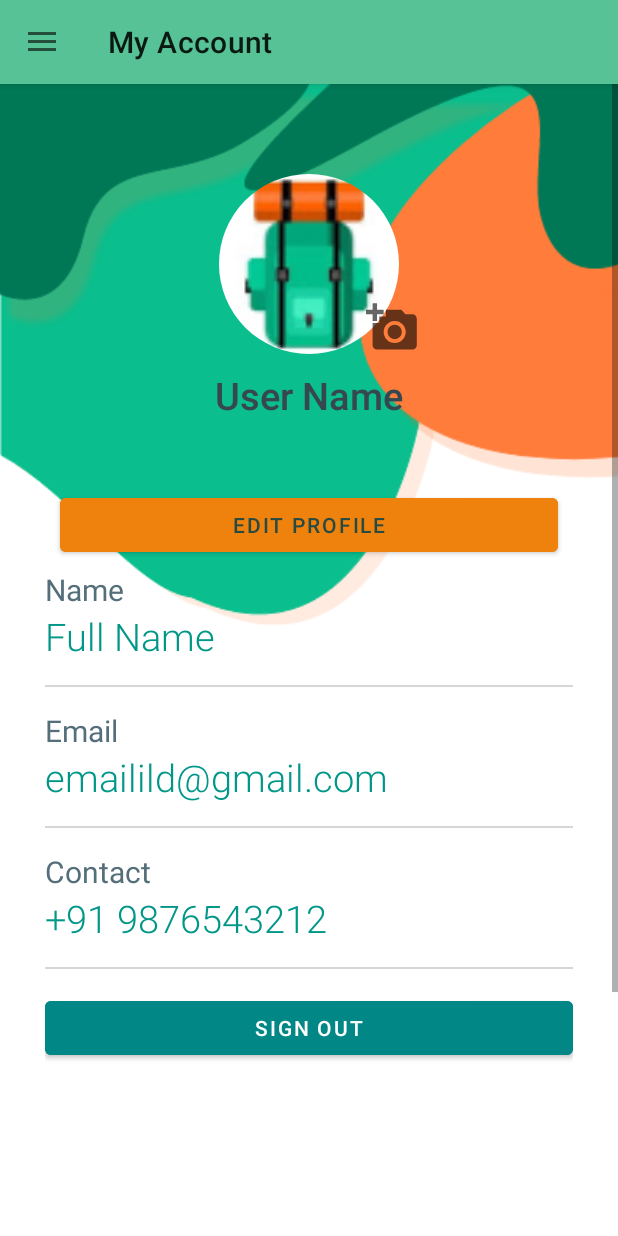
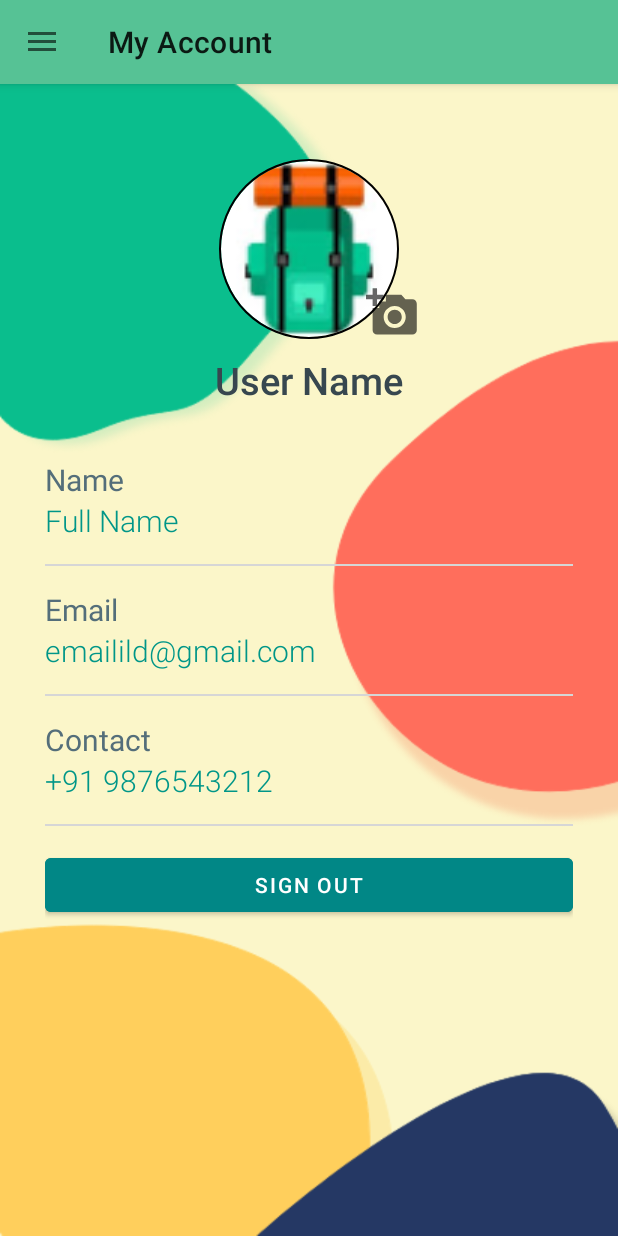
Before and after one commit to Pbb-app/Pbb-Intern, an Android app: the screen it shows after launch once a user with an empty profile is signed in (HomeActivity), in the side drawer, after a tap on "My Account", on a phone screen of 412 x 824 dp. Run offline under Robolectric (Android 15) with nearby library versions, the phone set to English and light mode, and no system bars; our stand-ins replace CircleImageView, Firebase (no records; nobody signed in at launch, a user with empty details on screens opened directly), Picasso; pictures from the network do not load; 12 statements that could not run were skipped.

Commit message:
fragment my account updated

```diff
--- a/app/src/main/res/layout/fragment_my_account.xml
+++ b/app/src/main/res/layout/fragment_my_account.xml
@@ -1,23 +1,11 @@
 <?xml version="1.0" encoding="utf-8"?>
-<ScrollView
-    xmlns:android="http://schemas.android.com/apk/res/android"
-    android:layout_width="match_parent"
-    android:layout_height="match_parent"
-    android:background="@drawable/layoutbg"
-    xmlns:app="http://schemas.android.com/apk/res-auto"
-    android:fillViewport="false">
-    <LinearLayout
-        android:orientation="vertical"
-        android:layout_width="match_parent"
-        android:layout_height="wrap_content">
-
-
 <RelativeLayout xmlns:android="http://schemas.android.com/apk/res/android"
     xmlns:tools="http://schemas.android.com/tools"
     android:layout_width="match_parent"
     android:layout_height="match_parent"
-    android:background="@drawable/layoutbg"
+    android:background="@drawable/canclebooking_background"
     xmlns:app="http://schemas.android.com/apk/res-auto">
+
 
     <RelativeLayout
         android:id="@+id/rellay"
@@ -36,12 +24,11 @@
                 android:layout_width="120dp"
                 android:layout_height="120dp"
                 android:layout_centerHorizontal="true"
-                android:layout_marginTop="50dp"
+                android:layout_marginTop="40dp"
                 android:src="@drawable/logo"
+                app:civ_border_width="1dp"
                 android:layout_marginLeft="30dp"
                 />
-
-                android:src="@drawable/userrlogo"/>
 
             <ImageView
                 android:layout_width="wrap_content"
@@ -91,17 +78,7 @@
             android:layout_marginRight="30dp"
             android:orientation="vertical">
 
-        <Button
-            android:id="@+id/btnEditprofile"
-            android:layout_width="match_parent"
-            android:layout_height="wrap_content"
-            android:layout_gravity="center"
-            android:layout_marginLeft="10dp"
-            android:textColor="@color/darkgreen"
-            android:layout_marginRight="10dp"
-            android:layout_marginTop="15dp"
-            android:backgroundTint="@color/apricot"
-            android:text="Edit Profile" />
+
             <LinearLayout
                 android:layout_width="match_parent"
                 android:layout_height="wrap_content"
@@ -109,6 +86,7 @@
                 android:orientation="vertical">
 
                 <TextView
+                    android:id="@+id/tvName"
                     android:layout_width="wrap_content"
                     android:layout_height="wrap_content"
                     android:text="Name"
@@ -116,10 +94,11 @@
                     android:textColor="@color/blue_grey_600"/>
 
                 <TextView
+                    android:id="@+id/fullname"
                     android:layout_width="wrap_content"
                     android:layout_height="wrap_content"
                     android:text="Full Name"
-                    android:textSize="25dp"
+                    android:textSize="20dp"
                     android:fontFamily="sans-serif-light"
                     android:textColor="#009688"/>
 
@@ -140,6 +119,7 @@
                 android:orientation="vertical">
 
                 <TextView
+                    android:id="@+id/tvEmailid"
                     android:layout_width="wrap_content"
                     android:layout_height="wrap_content"
                     android:text="Email"
@@ -147,10 +127,11 @@
                     android:textColor="@color/blue_grey_600"/>
 
                 <TextView
+                    android:id="@+id/tvyouremail"
                     android:layout_width="wrap_content"
                     android:layout_height="wrap_content"
                     android:text="emailild@gmail.com"
-                    android:textSize="25dp"
+                    android:textSize="20dp"
                     android:fontFamily="sans-serif-light"
                     android:textColor="#009688"/>
 
@@ -171,6 +152,7 @@
                 android:orientation="vertical">
 
                 <TextView
+                    android:id="@+id/contact"
                     android:layout_width="wrap_content"
                     android:layout_height="wrap_content"
                     android:text="Contact"
@@ -178,10 +160,11 @@
                     android:textColor="@color/blue_grey_600"/>
 
                 <TextView
+                    android:id="@+id/yourcontact"
                     android:layout_width="wrap_content"
                     android:layout_height="wrap_content"
                     android:text="+91 9876543212"
-                    android:textSize="25dp"
+                    android:textSize="20dp"
                     android:fontFamily="sans-serif-light"
                     android:textColor="#009688"/>
 
@@ -210,32 +193,4 @@
 
 
     </RelativeLayout>
-
 </RelativeLayout>
-
-        <Button
-            android:id="@+id/btnsignout"
-            android:layout_width="match_parent"
-            android:layout_height="wrap_content"
-            android:layout_marginRight="10dp"
-            android:layout_marginLeft="10dp"
-            android:layout_gravity="center"
-            android:backgroundTint="@color/apricot"
-            android:textColor="@color/darkgreen"
-            android:layout_marginTop="15dp"
-            android:text="Sign Out" />
-
-        <Button
-            android:id="@+id/btnChangeImage"
-            android:layout_width="match_parent"
-            android:layout_height="wrap_content"
-            android:layout_marginRight="10dp"
-            android:layout_marginLeft="10dp"
-            android:layout_gravity="center"
-            android:backgroundTint="@color/apricot"
-            android:textColor="@color/darkgreen"
-            android:layout_marginTop="15dp"
-            android:text="Change Image" />
-
-    </LinearLayout>
-</ScrollView>
```
